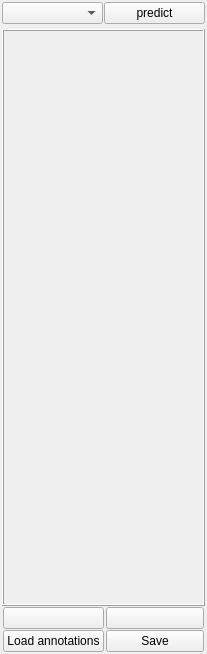
The window that cat/gui/sidebar/AtAnnotationWidget.ui (manerotoni/afw) describes before a commit, drawn with Qt 5.
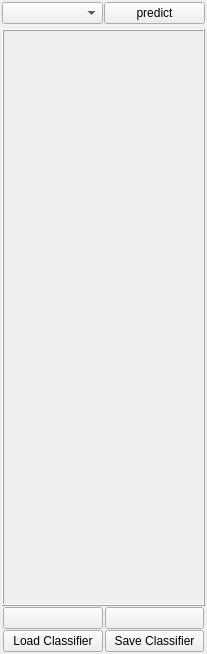
The same window after the commit. Icons and pictures are not drawn.

Patch:
```diff
--- a/cat/gui/sidebar/AtAnnotationWidget.ui
+++ b/cat/gui/sidebar/AtAnnotationWidget.ui
@@ -127,7 +127,7 @@
          <string>&lt;html&gt;&lt;head/&gt;&lt;body&gt;&lt;p&gt;Save&lt;/p&gt;&lt;p&gt;Saves the classifier, its parameters and the training data.&lt;/p&gt;&lt;/body&gt;&lt;/html&gt;</string>
         </property>
         <property name="text">
-         <string>Save</string>
+         <string>Save Classifier</string>
         </property>
         <property name="icon">
          <iconset resource="../../../qrc/cat_rc.qrc">
@@ -147,7 +147,7 @@
          <string>&lt;html&gt;&lt;head/&gt;&lt;body&gt;&lt;p&gt;Load annotations&lt;/p&gt;&lt;p&gt;Load annoations from an already trained classifier.&lt;/p&gt;&lt;/body&gt;&lt;/html&gt;</string>
         </property>
         <property name="text">
-         <string>Load annotations</string>
+         <string>Load Classifier</string>
         </property>
         <property name="icon">
          <iconset resource="../../../qrc/cat_rc.qrc">
```
Left out of the diff: 4 changed lines with no effect on the pictures.
